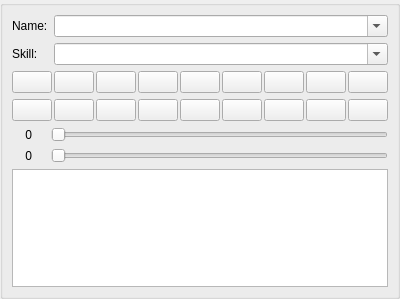
WarrantyVoid/tyrant-optimize-gui, file CardSearchWidget.ui: the form before one commit.
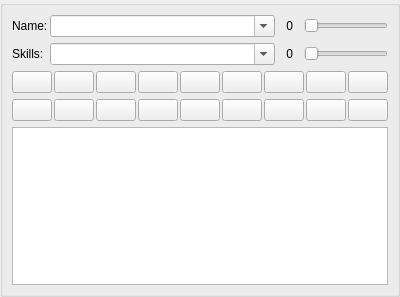
The form after the commit. Icons and pictures are not drawn.

```diff
--- a/CardSearchWidget.ui
+++ b/CardSearchWidget.ui
@@ -6,8 +6,8 @@
    <rect>
     <x>0</x>
     <y>0</y>
-    <width>321</width>
-    <height>299</height>
+    <width>264</width>
+    <height>297</height>
    </rect>
   </property>
   <property name="sizePolicy">
@@ -29,40 +29,116 @@
       <string/>
      </property>
      <layout class="QGridLayout" name="gridLayout">
-      <item row="1" column="0">
-       <widget class="QLabel" name="label_2">
-        <property name="sizePolicy">
-         <sizepolicy hsizetype="Fixed" vsizetype="Preferred">
-          <horstretch>0</horstretch>
-          <verstretch>0</verstretch>
-         </sizepolicy>
+      <property name="horizontalSpacing">
+       <number>2</number>
+      </property>
+      <item row="1" column="1" colspan="2">
+       <layout class="QHBoxLayout" name="horizontalLayout_5">
+        <property name="spacing">
+         <number>2</number>
         </property>
-        <property name="text">
-         <string>Skill:</string>
-        </property>
-       </widget>
+        <item>
+         <widget class="QComboBox" name="skillBox">
+          <property name="sizePolicy">
+           <sizepolicy hsizetype="Expanding" vsizetype="Fixed">
+            <horstretch>0</horstretch>
+            <verstretch>0</verstretch>
+           </sizepolicy>
+          </property>
+          <property name="editable">
+           <bool>true</bool>
+          </property>
+          <property name="maxCount">
+           <number>10</number>
+          </property>
+          <property name="insertPolicy">
+           <enum>QComboBox::InsertAtTop</enum>
+          </property>
+         </widget>
+        </item>
+        <item>
+         <widget class="QLabel" name="attackLabel">
+          <property name="sizePolicy">
+           <sizepolicy hsizetype="Fixed" vsizetype="Preferred">
+            <horstretch>0</horstretch>
+            <verstretch>0</verstretch>
+           </sizepolicy>
+          </property>
+          <property name="minimumSize">
+           <size>
+            <width>16</width>
+            <height>0</height>
+           </size>
+          </property>
+          <property name="text">
+           <string>0</string>
+          </property>
+          <property name="alignment">
+           <set>Qt::AlignRight|Qt::AlignTrailing|Qt::AlignVCenter</set>
+          </property>
+         </widget>
+        </item>
+        <item>
+         <widget class="QLabel" name="label_1">
+          <property name="sizePolicy">
+           <sizepolicy hsizetype="Fixed" vsizetype="Fixed">
+            <horstretch>0</horstretch>
+            <verstretch>0</verstretch>
+           </sizepolicy>
+          </property>
+          <property name="pixmap">
+           <pixmap resource="main.qrc">:/img/tyrant/AttackIcon.png</pixmap>
+          </property>
+          <property name="margin">
+           <number>2</number>
+          </property>
+         </widget>
+        </item>
+        <item>
+         <widget class="QSlider" name="attackSlider">
+          <property name="sizePolicy">
+           <sizepolicy hsizetype="Minimum" vsizetype="Fixed">
+            <horstretch>0</horstretch>
+            <verstretch>0</verstretch>
+           </sizepolicy>
+          </property>
+          <property name="maximum">
+           <number>10</number>
+          </property>
+          <property name="value">
+           <number>0</number>
+          </property>
+          <property name="orientation">
+           <enum>Qt::Horizontal</enum>
+          </property>
+         </widget>
+        </item>
+       </layout>
       </item>
-      <item row="0" column="1">
-       <widget class="QComboBox" name="nameBox">
-        <property name="sizePolicy">
-         <sizepolicy hsizetype="Preferred" vsizetype="Fixed">
-          <horstretch>0</horstretch>
-          <verstretch>0</verstretch>
-         </sizepolicy>
-        </property>
-        <property name="editable">
-         <bool>true</bool>
-        </property>
-        <property name="maxCount">
-         <number>10</number>
-        </property>
-        <property name="insertPolicy">
-         <enum>QComboBox::InsertAtTop</enum>
-        </property>
-       </widget>
-      </item>
-      <item row="8" column="0" colspan="2">
+      <item row="0" column="1" colspan="2">
        <layout class="QHBoxLayout" name="horizontalLayout_6">
+        <property name="spacing">
+         <number>2</number>
+        </property>
+        <item>
+         <widget class="QComboBox" name="nameBox">
+          <property name="sizePolicy">
+           <sizepolicy hsizetype="Expanding" vsizetype="Fixed">
+            <horstretch>0</horstretch>
+            <verstretch>0</verstretch>
+           </sizepolicy>
+          </property>
+          <property name="editable">
+           <bool>true</bool>
+          </property>
+          <property name="maxCount">
+           <number>10</number>
+          </property>
+          <property name="insertPolicy">
+           <enum>QComboBox::InsertAtTop</enum>
+          </property>
+         </widget>
+        </item>
         <item>
          <widget class="QLabel" name="hpLabel">
           <property name="sizePolicy">
@@ -73,7 +149,7 @@
           </property>
           <property name="minimumSize">
            <size>
-            <width>20</width>
+            <width>16</width>
             <height>0</height>
            </size>
           </property>
@@ -107,7 +183,7 @@
         <item>
          <widget class="QSlider" name="hpSlider">
           <property name="sizePolicy">
-           <sizepolicy hsizetype="Expanding" vsizetype="Fixed">
+           <sizepolicy hsizetype="Minimum" vsizetype="Fixed">
             <horstretch>0</horstretch>
             <verstretch>0</verstretch>
            </sizepolicy>
@@ -125,7 +201,33 @@
         </item>
        </layout>
       </item>
-      <item row="2" column="0" colspan="2">
+      <item row="1" column="0">
+       <widget class="QLabel" name="label_2">
+        <property name="sizePolicy">
+         <sizepolicy hsizetype="Fixed" vsizetype="Preferred">
+          <horstretch>0</horstretch>
+          <verstretch>0</verstretch>
+         </sizepolicy>
+        </property>
+        <property name="text">
+         <string>Skills:</string>
+        </property>
+       </widget>
+      </item>
+      <item row="0" column="0">
+       <widget class="QLabel" name="label">
+        <property name="sizePolicy">
+         <sizepolicy hsizetype="Fixed" vsizetype="Preferred">
+          <horstretch>0</horstretch>
+          <verstretch>0</verstretch>
+         </sizepolicy>
+        </property>
+        <property name="text">
+         <string>Name:</string>
+        </property>
+       </widget>
+      </item>
+      <item row="2" column="0" colspan="3">
        <layout class="QHBoxLayout" name="horizontalLayout">
         <property name="spacing">
          <number>2</number>
@@ -298,7 +400,7 @@
         </item>
        </layout>
       </item>
-      <item row="3" column="0" colspan="2">
+      <item row="3" column="0" colspan="3">
        <layout class="QHBoxLayout" name="horizontalLayout_2">
         <property name="spacing">
          <number>2</number>
@@ -471,100 +573,7 @@
         </item>
        </layout>
       </item>
-      <item row="1" column="1">
-       <widget class="QComboBox" name="skillBox">
-        <property name="sizePolicy">
-         <sizepolicy hsizetype="Preferred" vsizetype="Fixed">
-          <horstretch>0</horstretch>
-          <verstretch>0</verstretch>
-         </sizepolicy>
-        </property>
-        <property name="editable">
-         <bool>true</bool>
-        </property>
-        <property name="maxCount">
-         <number>10</number>
-        </property>
-        <property name="insertPolicy">
-         <enum>QComboBox::InsertAtTop</enum>
-        </property>
-       </widget>
-      </item>
-      <item row="9" column="0" colspan="2">
-       <layout class="QHBoxLayout" name="horizontalLayout_5">
-        <item>
-         <widget class="QLabel" name="attackLabel">
-          <property name="sizePolicy">
-           <sizepolicy hsizetype="Fixed" vsizetype="Preferred">
-            <horstretch>0</horstretch>
-            <verstretch>0</verstretch>
-           </sizepolicy>
-          </property>
-          <property name="minimumSize">
-           <size>
-            <width>20</width>
-            <height>0</height>
-           </size>
-          </property>
-          <property name="text">
-           <string>0</string>
-          </property>
-          <property name="alignment">
-           <set>Qt::AlignRight|Qt::AlignTrailing|Qt::AlignVCenter</set>
-          </property>
-         </widget>
-        </item>
-        <item>
-         <widget class="QLabel" name="label_1">
-          <property name="sizePolicy">
-           <sizepolicy hsizetype="Fixed" vsizetype="Fixed">
-            <horstretch>0</horstretch>
-            <verstretch>0</verstretch>
-           </sizepolicy>
-          </property>
-          <property name="pixmap">
-           <pixmap resource="main.qrc">:/img/tyrant/AttackIcon.png</pixmap>
-          </property>
-          <property name="margin">
-           <number>2</number>
-          </property>
-         </widget>
-        </item>
-        <item>
-         <widget class="QSlider" name="attackSlider">
-          <property name="sizePolicy">
-           <sizepolicy hsizetype="Expanding" vsizetype="Fixed">
-            <horstretch>0</horstretch>
-            <verstretch>0</verstretch>
-           </sizepolicy>
-          </property>
-          <property name="maximum">
-           <number>10</number>
-          </property>
-          <property name="value">
-           <number>0</number>
-          </property>
-          <property name="orientation">
-           <enum>Qt::Horizontal</enum>
-          </property>
-         </widget>
-        </item>
-       </layout>
-      </item>
-      <item row="0" column="0">
-       <widget class="QLabel" name="label">
-        <property name="sizePolicy">
-         <sizepolicy hsizetype="Fixed" vsizetype="Preferred">
-          <horstretch>0</horstretch>
-          <verstretch>0</verstretch>
-         </sizepolicy>
-        </property>
-        <property name="text">
-         <string>Name:</string>
-        </property>
-       </widget>
-      </item>
-      <item row="10" column="0" colspan="2">
+      <item row="4" column="0" colspan="3">
        <widget class="QGraphicsView" name="finderView"/>
       </item>
      </layout>
```
